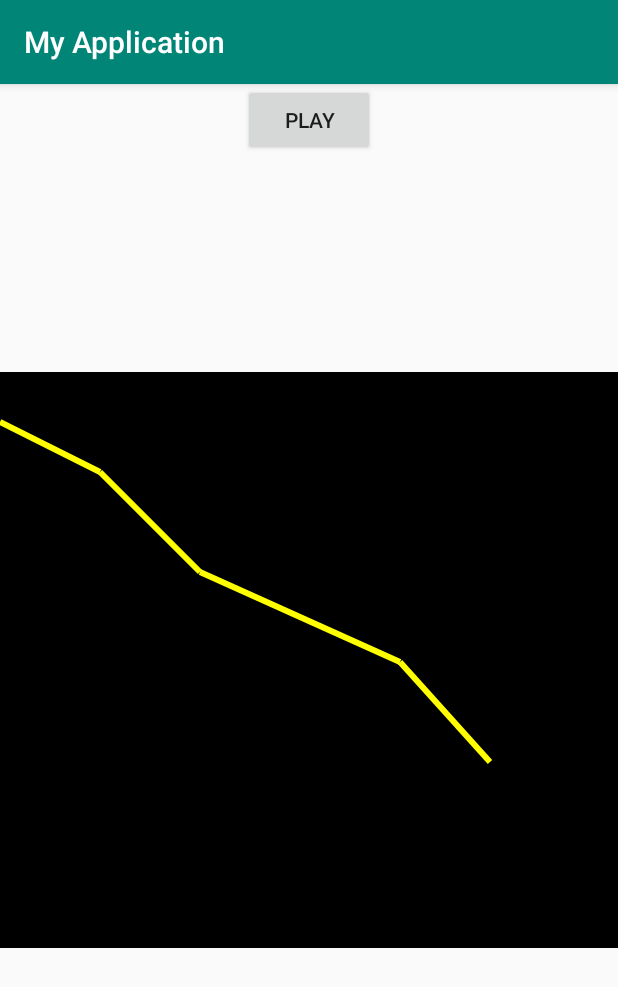
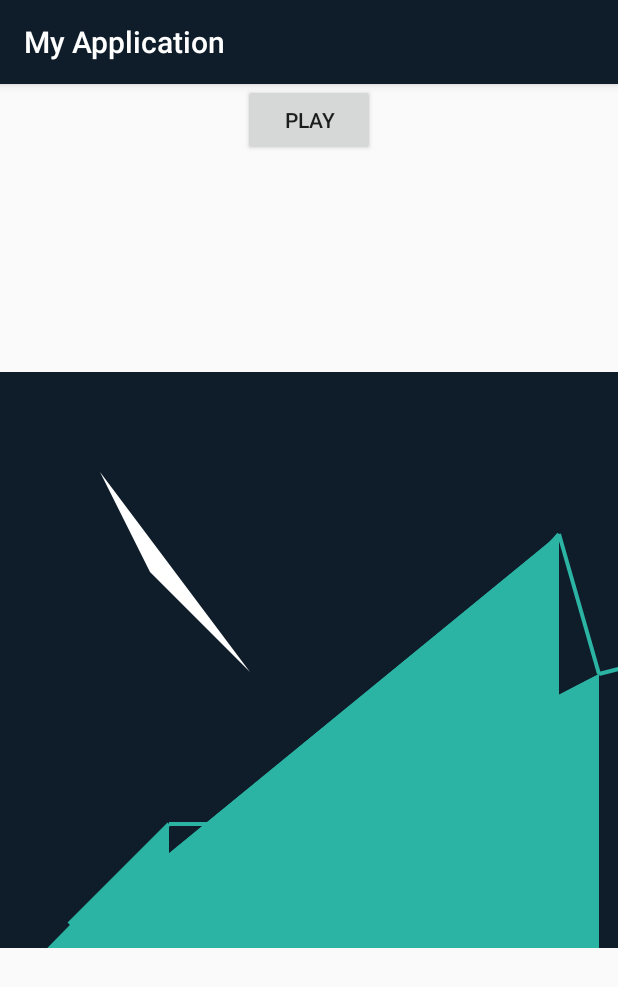
Before and after one commit to Meirlen/DreamApp, an Android app: the screen it shows after launch (MainActivity), after a tap on "PLAY", on a phone screen of 412 x 824 dp. Shown: the top 987 px of the screen. Run offline under Robolectric (Android 15) with nearby library versions, the phone set to English and light mode, and no system bars.

Commit message:
working with Path

```diff
--- a/app/src/main/java/com/example/myapplication/GraphManager.kt
+++ b/app/src/main/java/com/example/myapplication/GraphManager.kt
@@ -12,7 +12,7 @@ class GraphManager(context: Context, listener: AnimationListener) {
         const val TAG = "AnimationManager"
     }
 
-    private val drawManager = DrawManager()
+    private val drawManager = DrawManager(context)
     private var animationManager: AnimationManager = AnimationManager(drawManager.graph)
 
     init {
--- a/app/src/main/java/com/example/myapplication/GraphView.kt
+++ b/app/src/main/java/com/example/myapplication/GraphView.kt
@@ -21,6 +21,8 @@ class GraphView : View, GraphManager.AnimationListener {
         super.onMeasure(widthMeasureSpec, heightMeasureSpec)
         val width = MeasureSpec.getSize(widthMeasureSpec)
         val height = MeasureSpec.getSize(heightMeasureSpec) / 2
+        graphManager.graph().width = width
+        graphManager.graph().height = height
         setMeasuredDimension(width, height)
     }
 
@@ -32,7 +34,6 @@ class GraphView : View, GraphManager.AnimationListener {
     }
 
     override fun onDraw(canvas: Canvas) {
-        canvas.drawColor(Color.BLACK)
         graphManager.getDrawManager().draw(canvas)
     }
 
--- a/app/src/main/java/com/example/myapplication/MainActivity.kt
+++ b/app/src/main/java/com/example/myapplication/MainActivity.kt
@@ -19,10 +19,12 @@ class MainActivity : AppCompatActivity() {
 
     private fun playGraph() {
         val drawDataList = arrayListOf<DrawData>()
-        drawDataList.add(DrawData(0, 100, 50, 100))
-        drawDataList.add(DrawData(100, 200, 100, 200))
-        drawDataList.add(DrawData(200, 400, 200, 290))
+        drawDataList.add(DrawData(0, 100, 0, 100))
+        drawDataList.add(DrawData(100, 200, 100, 100))
+        drawDataList.add(DrawData(200, 400, 100, 290))
         drawDataList.add(DrawData(400, 490, 290, 390))
+        drawDataList.add(DrawData(490, 530, 390, 250))
+        drawDataList.add(DrawData(530, 800, 250, 320))
         graphView.setData(drawDataList)
     }
 }
--- a/app/src/main/java/com/example/myapplication/data/Graph.kt
+++ b/app/src/main/java/com/example/myapplication/data/Graph.kt
@@ -1,3 +1,9 @@
 package com.example.myapplication.data
 
-class Graph(var drawDataList: ArrayList<DrawData>? = null)
+class Graph(
+    var drawDataList: ArrayList<DrawData>? = null,
+    var width: Int = 0,
+    var height: Int = 0,
+    var padding: Int = 0,
+    var valueBarWidth: Int = 0
+)
--- a/app/src/main/java/com/example/myapplication/draw/DrawController.kt
+++ b/app/src/main/java/com/example/myapplication/draw/DrawController.kt
@@ -1,23 +1,45 @@
 package com.example.myapplication.draw
 
+import android.content.Context
 import android.graphics.Canvas
 import android.graphics.Color
 import android.graphics.Paint
+import android.graphics.Path
+import android.util.Log
+import androidx.core.content.ContextCompat
+import com.example.myapplication.R
 import com.example.myapplication.animation.AnimationManager
 import com.example.myapplication.data.AnimValue
 import com.example.myapplication.data.Graph
 
-class DrawController(var graph: Graph) {
+
+class DrawController(private var graph: Graph, private var context: Context) {
+    companion object {
+        private const val TAG = "DrawController"
+    }
 
     private val linePaint = Paint(Paint.ANTI_ALIAS_FLAG)
+    private val pathPaint = Paint(Paint.ANTI_ALIAS_FLAG)
     private var animValue: AnimValue? = null
+    private var coordPath = Path()
+    private var testPath = Path()
+    private var p = Paint(Paint.ANTI_ALIAS_FLAG)
 
     init {
         init()
     }
 
     fun draw(canvas: Canvas) {
+        coordPath.reset()
         drawGraph(canvas)
+        canvas.drawPath(coordPath, pathPaint)
+        canvas.drawPath(coordPath, pathPaint)
+        // угол
+        testPath.moveTo(100f, 100f)
+        testPath.lineTo(150f, 200f)
+        testPath.lineTo(250f, 300f)
+        canvas.drawPath(testPath, p)
+
     }
 
     fun updateValue(animValue: AnimValue) {
@@ -25,6 +47,11 @@ class DrawController(var graph: Graph) {
     }
 
     private fun drawGraph(canvas: Canvas) {
+
+        coordPath.moveTo(
+            0 + graph.padding.toFloat(),
+            graph.height.toFloat() + graph.padding.toFloat()
+        )
 
         animValue?.let {
 
@@ -38,12 +65,16 @@ class DrawController(var graph: Graph) {
                 //anim
                 drawGraph(canvas, runningAnimationPosition, true)
             }
+
         }
 
 
     }
 
     private fun drawGraph(canvas: Canvas, position: Int, isAnimation: Boolean) {
+
+        //  mainRect.set(0f, 0f, graph.width.toFloat(), graph.height.toFloat())
+        //  canvas.drawRect(mainRect, fillPaint)
 
         val drawDataList = graph.drawDataList
         if (drawDataList == null || position > drawDataList.size - 1) {
@@ -52,21 +83,34 @@ class DrawController(var graph: Graph) {
 
         val drawData = drawDataList[position]
 
-        val startX = drawData.startX
-        val startY = drawData.startY
+        val startX = calculateX(drawData.startX)
+        val startY = calculateY(drawData.startY)
 
-        var stopX = drawData.stopX
-        var stopY = drawData.stopY
+        val stopX: Int
+        val stopY: Int
 
         if (isAnimation) {
-            stopX = animValue!!.x
-            stopY = animValue!!.y
+            stopX = calculateX(animValue!!.x)
+            stopY = calculateY(animValue!!.y)
+            drawGraph(canvas, startX, startY, stopX, stopY)
+        } else {
+            stopX = calculateX(drawData.stopX)
+            stopY = calculateY(drawData.stopY)
+            drawGraph(canvas, startX, startY, stopX, stopY)
+            drawPath(stopX, stopY)
         }
-
-        drawGraph(canvas, startX, startY, stopX, stopY)
-
     }
 
+
+    private fun drawPath(startX: Int, startY: Int) {
+        Log.d(TAG, "x $startX y =$startY")
+        coordPath.lineTo(startX.toFloat(), startY.toFloat())
+        coordPath.lineTo(startX.toFloat(),graph.height.toFloat())
+        coordPath.moveTo(
+            0 + graph.padding.toFloat(),
+            graph.height.toFloat() + graph.padding.toFloat()
+        )
+    }
 
     private fun drawGraph(canvas: Canvas, startX: Int, startY: Int, stopX: Int, stopY: Int) {
 
@@ -81,10 +125,25 @@ class DrawController(var graph: Graph) {
     }
 
 
+    private fun calculateY(y: Int) = (graph.height - graph.padding) - y
+
+    private fun calculateX(x: Int) = (graph.padding + graph.valueBarWidth) + x
+
     private fun init() {
+        val res = context.resources
+        graph.padding = res.getDimension(R.dimen.graph_view_padding).toInt()
+        graph.valueBarWidth = res.getDimension(R.dimen.value_bar_width).toInt()
 
-        linePaint.color = Color.YELLOW
-        linePaint.strokeWidth = 6f
+        linePaint.color = ContextCompat.getColor(context, R.color.colorAccent)
+        linePaint.style = Paint.Style.STROKE
+        linePaint.strokeWidth = 4f
+
+        pathPaint.color =ContextCompat.getColor(context, R.color.colorAccent)
+        pathPaint.style = Paint.Style.FILL
+        pathPaint.strokeWidth = 4f
+
+        p.style = Paint.Style.FILL
+        p.color = Color.WHITE
 
     }
 }
--- a/app/src/main/java/com/example/myapplication/draw/DrawManager.kt
+++ b/app/src/main/java/com/example/myapplication/draw/DrawManager.kt
@@ -1,15 +1,16 @@
 package com.example.myapplication.draw
 
+import android.content.Context
 import android.graphics.Canvas
 import android.graphics.Color
 import android.graphics.Paint
 import com.example.myapplication.data.AnimValue
 import com.example.myapplication.data.Graph
 
-class DrawManager {
+class DrawManager(context: Context) {
 
     val graph = Graph()
-    private val drawController = DrawController(graph)
+    private val drawController = DrawController(graph, context)
 
 
     fun draw(canvas: Canvas) {
--- a/app/src/main/res/layout/activity_main.xml
+++ b/app/src/main/res/layout/activity_main.xml
@@ -21,6 +21,7 @@
         android:layout_width="wrap_content"
         android:layout_height="wrap_content"
         android:text="Hello World!"
+        android:background="@color/colorPrimary"
         app:layout_constraintBottom_toBottomOf="parent"
         app:layout_constraintLeft_toLeftOf="parent"
         app:layout_constraintRight_toRightOf="parent"
--- a/app/src/main/res/values/colors.xml
+++ b/app/src/main/res/values/colors.xml
@@ -1,6 +1,6 @@
 <?xml version="1.0" encoding="utf-8"?>
 <resources>
-    <color name="colorPrimary">#008577</color>
+    <color name="colorPrimary">#0F1D2A</color>
     <color name="colorPrimaryDark">#00574B</color>
-    <color name="colorAccent">#D81B60</color>
+    <color name="colorAccent">#2BB3A4</color>
 </resources>
--- /dev/null
+++ b/app/src/main/res/values/dimens.xml
@@ -0,0 +1,5 @@
+<?xml version="1.0" encoding="utf-8"?>
+<resources>
+    <dimen name="graph_view_padding">16dp</dimen>
+    <dimen name="value_bar_width">30dp</dimen>
+</resources>
```
